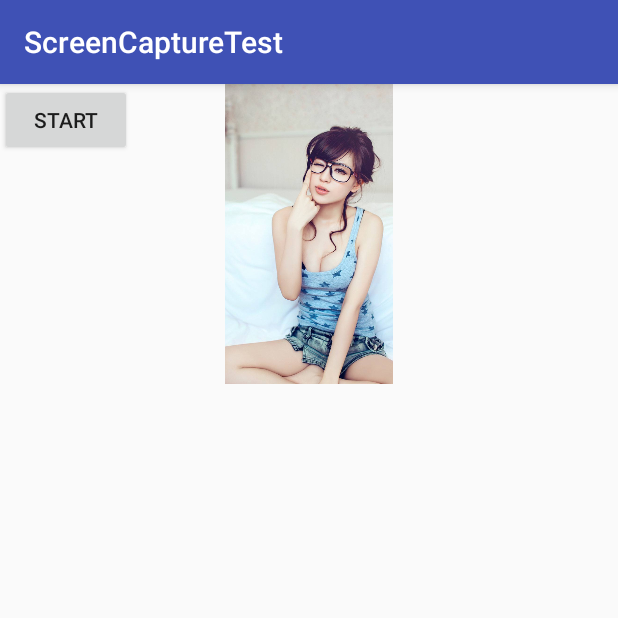
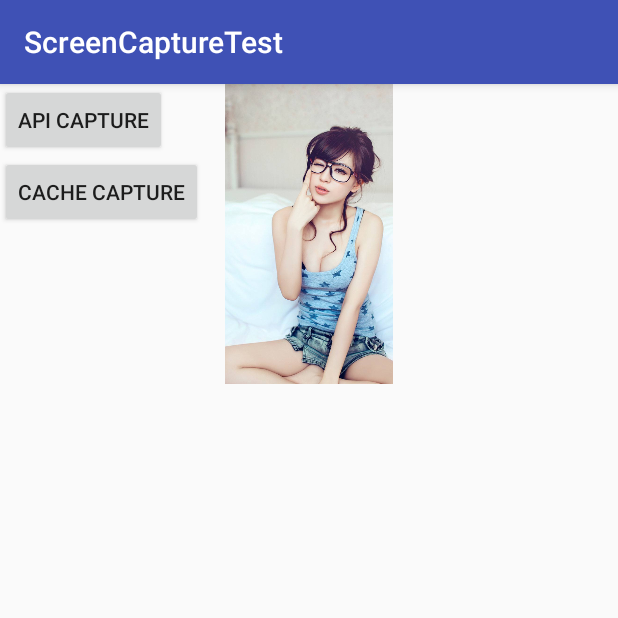
Before and after one commit to sheaye/ScreenCaptureTest, an Android app: the screen it shows after launch (MainActivity), on a phone screen of 412 x 824 dp, the top half of it. Run offline under Robolectric (Android 15) with nearby library versions, the phone set to English and light mode, and no system bars.

Commit message:
添加使用View Cache截图的方法

```diff
--- a/app/src/main/java/com/xinyan/test/MainActivity.java
+++ b/app/src/main/java/com/xinyan/test/MainActivity.java
@@ -5,26 +5,40 @@ import android.support.v7.app.AppCompatActivity;
 import android.os.Bundle;
 import android.view.View;
 import android.widget.ImageView;
+import android.widget.Toast;
 
 public class MainActivity extends AppCompatActivity implements ScreenCaptureFragment.OnCaptureFinishedListener {
 
     private ImageView mImageView;
     protected ScreenCaptureFragment mCaptureFragment;
+    protected ImageView mBeautyImage;
+    protected View mDecorView;
 
     @Override
     protected void onCreate(Bundle savedInstanceState) {
         super.onCreate(savedInstanceState);
         setContentView(R.layout.activity_main);
+        mBeautyImage = findViewById(R.id.beauty);
         mImageView = findViewById(R.id.image_view);
+        mDecorView = getWindow().getDecorView();
         mCaptureFragment = new ScreenCaptureFragment();
-        getSupportFragmentManager().beginTransaction().add(mCaptureFragment,"capture").commit();
+        getSupportFragmentManager().beginTransaction().add(mCaptureFragment, "capture").commit();
     }
 
     public void onClick(View view) {
         switch (view.getId()) {
-            case R.id.start_capture:
+            case R.id.capture_with_api:
                 mCaptureFragment.startCapture(this);
                 break;
+            case R.id.capture_with_cache:
+                Bitmap bitmap = ViewCaptureUtil.capture(mDecorView);
+                if (bitmap != null) {
+                    mImageView.setImageBitmap(bitmap);
+                }else {
+                    Toast.makeText(this, "获取失败", Toast.LENGTH_SHORT).show();
+                }
+                break;
+
         }
     }
 
--- /dev/null
+++ b/app/src/main/java/com/xinyan/test/ViewCaptureUtil.java
@@ -0,0 +1,19 @@
+package com.xinyan.test;
+
+import android.graphics.Bitmap;
+import android.view.View;
+
+/**
+ * Created by Xinyan on 2017/12/12.
+ */
+
+public class ViewCaptureUtil {
+
+    public static Bitmap capture(View view){
+        view.setDrawingCacheEnabled(true);
+        Bitmap bitmap = view.getDrawingCache();
+        bitmap = Bitmap.createBitmap(bitmap);
+        view.setDrawingCacheEnabled(false);
+        return bitmap;
+    }
+}
--- a/app/src/main/res/layout/activity_main.xml
+++ b/app/src/main/res/layout/activity_main.xml
@@ -10,11 +10,19 @@
         android:src="@drawable/timg"/>
 
     <Button
-        android:id="@+id/start_capture"
+        android:id="@+id/capture_with_api"
         android:layout_width="wrap_content"
         android:layout_height="wrap_content"
         android:onClick="onClick"
-        android:text="start"/>
+        android:text="Api Capture"/>
+
+    <Button
+        android:id="@+id/capture_with_cache"
+        android:layout_width="wrap_content"
+        android:layout_height="wrap_content"
+        android:onClick="onClick"
+        android:layout_below="@id/capture_with_api"
+        android:text="Cache Capture"/>
 
     <ImageView
         android:id="@+id/image_view"
```
